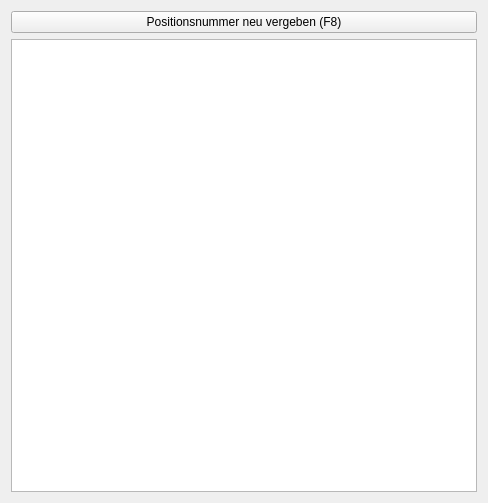
First picture: the form in form/order_content.ui, repository romanweissflog/FAKT, before the edit.
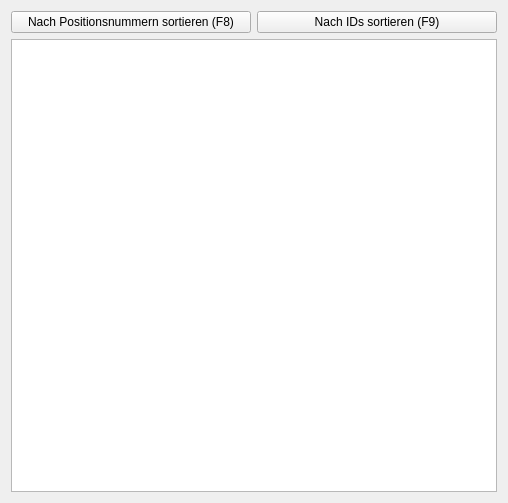
Second picture: the form after the edit. Custom widgets are drawn as their Qt base class.

```diff
--- a/form/order_content.ui
+++ b/form/order_content.ui
@@ -6,7 +6,7 @@
    <rect>
     <x>0</x>
     <y>0</y>
-    <width>488</width>
+    <width>508</width>
     <height>503</height>
    </rect>
   </property>
@@ -15,11 +15,22 @@
   </property>
   <layout class="QVBoxLayout" name="verticalLayout">
    <item>
-    <widget class="QPushButton" name="buttonReOrder">
+    <layout class="QHBoxLayout" name="horizontalLayout">
+     <item>
+      <widget class="QPushButton" name="buttonReOrderPositions">
      <property name="text">
-      <string>Positionsnummer neu vergeben (F8)</string>
-     </property>
-    </widget>
+        <string>Nach Positionsnummern sortieren (F8)</string>
+       </property>
+      </widget>
+     </item>
+     <item>
+      <widget class="QPushButton" name="buttonReOrderIds">
+       <property name="text">
+        <string>Nach IDs sortieren (F9)</string>
+       </property>
+      </widget>
+     </item>
+    </layout>
    </item>
    <item>
     <widget class="QTableWidget" name="tableData"/>
```
Lines whose indentation alone changed are shown as unchanged.
